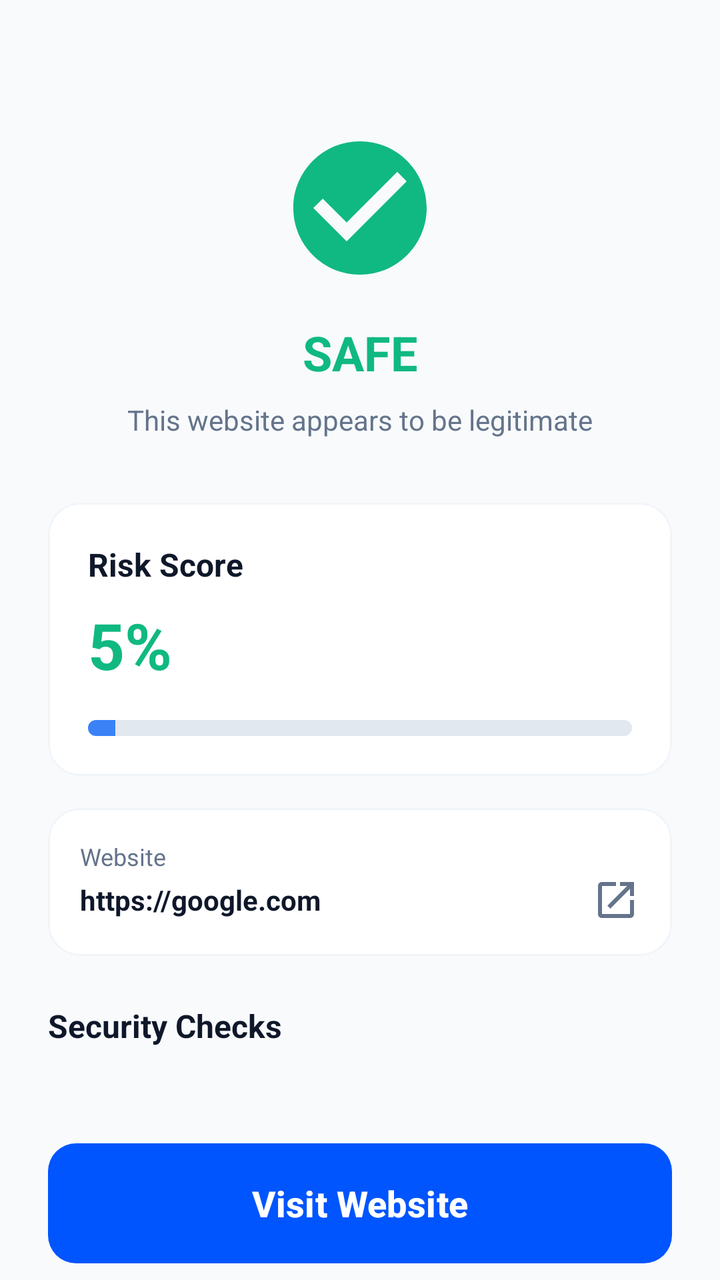
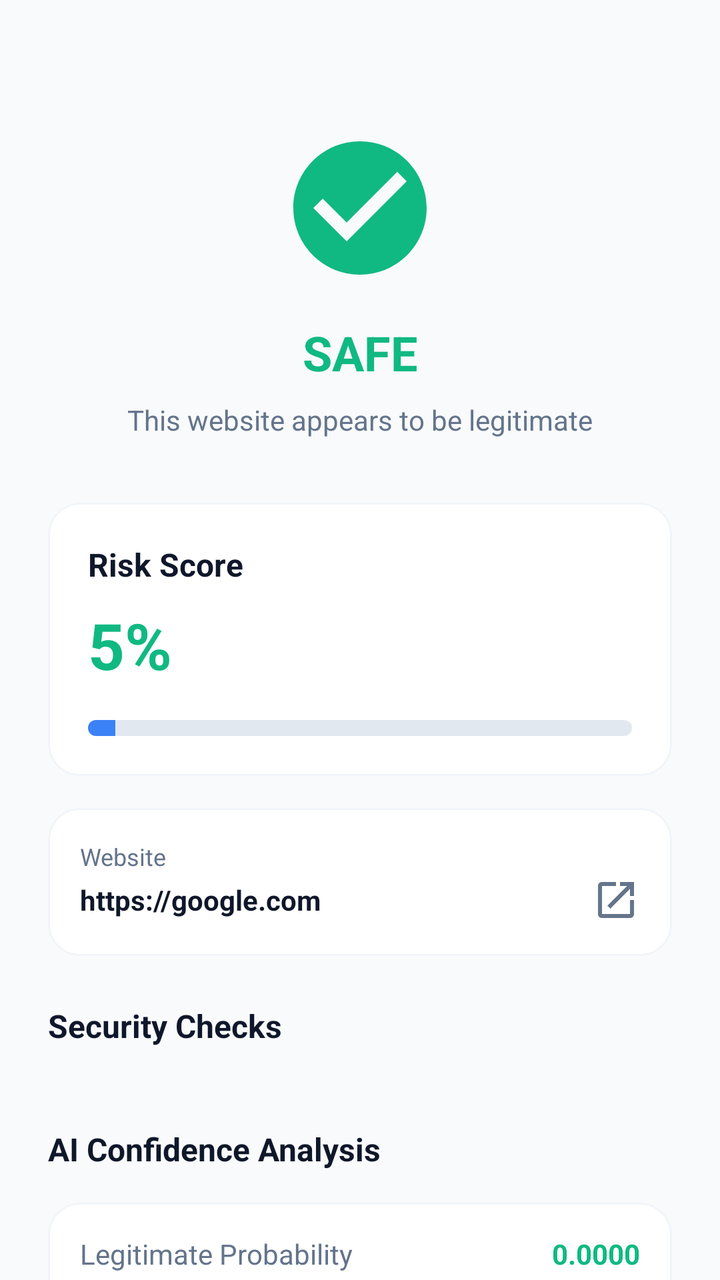

An Android layout rendered at two revisions. The XML below is the earlier revision; the diff shows what the commit changed to produce the second picture.
<!-- AndroidManifest.xml: application theme Theme.Safe -->
<!-- res/layout/activity_result.xml -->
<?xml version="1.0" encoding="utf-8"?>
<androidx.core.widget.NestedScrollView xmlns:android="http://schemas.android.com/apk/res/android"
    xmlns:app="http://schemas.android.com/apk/res-auto"
    android:layout_width="match_parent"
    android:layout_height="match_parent"
    android:background="#F8FAFC"
    android:fillViewport="true">

    <androidx.constraintlayout.widget.ConstraintLayout
        android:layout_width="match_parent"
        android:layout_height="wrap_content"
        android:padding="24dp">

        
        <ImageView
            android:id="@+id/ivResultIcon"
            android:layout_width="80dp"
            android:layout_height="80dp"
            android:layout_marginTop="40dp"
            android:src="@drawable/ic_check_circle"
            app:layout_constraintEnd_toEndOf="parent"
            app:layout_constraintStart_toStartOf="parent"
            app:layout_constraintTop_toTopOf="parent"
            app:tint="#10B981" />

        
        <TextView
            android:id="@+id/tvResultStatus"
            android:layout_width="wrap_content"
            android:layout_height="wrap_content"
            android:layout_marginTop="16dp"
            android:text="SAFE"
            android:textColor="#10B981"
            android:textSize="24sp"
            android:textStyle="bold"
            app:layout_constraintEnd_toEndOf="parent"
            app:layout_constraintStart_toStartOf="parent"
            app:layout_constraintTop_toBottomOf="@id/ivResultIcon" />

        
        <TextView
            android:id="@+id/tvResultSubtitle"
            android:layout_width="wrap_content"
            android:layout_height="wrap_content"
            android:layout_marginTop="8dp"
            android:text="This website appears to be legitimate"
            android:textColor="#64748B"
            android:textSize="14sp"
            app:layout_constraintEnd_toEndOf="parent"
            app:layout_constraintStart_toStartOf="parent"
            app:layout_constraintTop_toBottomOf="@id/tvResultStatus" />

        
        <com.google.android.material.card.MaterialCardView
            android:id="@+id/cardRiskScore"
            android:layout_width="match_parent"
            android:layout_height="wrap_content"
            android:layout_marginTop="32dp"
            app:cardBackgroundColor="@color/white"
            app:cardCornerRadius="16dp"
            app:cardElevation="0dp"
            app:strokeColor="#F1F5F9"
            app:strokeWidth="1dp"
            app:layout_constraintTop_toBottomOf="@id/tvResultSubtitle">

            <LinearLayout
                android:layout_width="match_parent"
                android:layout_height="wrap_content"
                android:orientation="vertical"
                android:padding="20dp">

                <TextView
                    android:layout_width="wrap_content"
                    android:layout_height="wrap_content"
                    android:text="Risk Score"
                    android:textColor="#0F172A"
                    android:textSize="16sp"
                    android:textStyle="bold" />

                <TextView
                    android:id="@+id/tvRiskPercentage"
                    android:layout_width="wrap_content"
                    android:layout_height="wrap_content"
                    android:layout_marginTop="8dp"
                    android:text="5%"
                    android:textColor="#10B981"
                    android:textSize="32sp"
                    android:textStyle="bold" />

                <ProgressBar
                    android:id="@+id/pbRisk"
                    style="?android:attr/progressBarStyleHorizontal"
                    android:layout_width="match_parent"
                    android:layout_height="8dp"
                    android:layout_marginTop="16dp"
                    android:max="100"
                    android:progress="5"
                    android:progressDrawable="@drawable/custom_progress_bar" />

            </LinearLayout>
        </com.google.android.material.card.MaterialCardView>

        
        <com.google.android.material.card.MaterialCardView
            android:id="@+id/cardUrlInfo"
            android:layout_width="match_parent"
            android:layout_height="wrap_content"
            android:layout_marginTop="16dp"
            app:cardBackgroundColor="@color/white"
            app:cardCornerRadius="16dp"
            app:cardElevation="0dp"
            app:strokeColor="#F1F5F9"
            app:strokeWidth="1dp"
            app:layout_constraintTop_toBottomOf="@id/cardRiskScore">

            <androidx.constraintlayout.widget.ConstraintLayout
                android:layout_width="match_parent"
                android:layout_height="wrap_content"
                android:padding="16dp">

                <TextView
                    android:id="@+id/tvWebsiteLabel"
                    android:layout_width="wrap_content"
                    android:layout_height="wrap_content"
                    android:text="Website"
                    android:textColor="#64748B"
                    android:textSize="12sp"
                    app:layout_constraintStart_toStartOf="parent"
                    app:layout_constraintTop_toTopOf="parent" />

                <TextView
                    android:id="@+id/tvResultUrl"
                    android:layout_width="0dp"
                    android:layout_height="wrap_content"
                    android:layout_marginTop="4dp"
                    android:ellipsize="end"
                    android:maxLines="1"
                    android:text="https://google.com"
                    android:textColor="#0F172A"
                    android:textSize="14sp"
                    android:textStyle="bold"
                    app:layout_constraintEnd_toStartOf="@id/btnCopyUrl"
                    app:layout_constraintStart_toStartOf="parent"
                    app:layout_constraintTop_toBottomOf="@id/tvWebsiteLabel" />

                <ImageView
                    android:id="@+id/btnCopyUrl"
                    android:layout_width="24dp"
                    android:layout_height="24dp"
                    android:src="@drawable/ic_visit"
                    app:layout_constraintBottom_toBottomOf="@id/tvResultUrl"
                    app:layout_constraintEnd_toEndOf="parent"
                    app:layout_constraintTop_toTopOf="@id/tvResultUrl"
                    app:tint="#64748B" />

            </androidx.constraintlayout.widget.ConstraintLayout>
        </com.google.android.material.card.MaterialCardView>

        
        <TextView
            android:id="@+id/tvDetailsHeader"
            android:layout_width="wrap_content"
            android:layout_height="wrap_content"
            android:layout_marginTop="24dp"
            android:text="Security Checks"
            android:textColor="#0F172A"
            android:textSize="16sp"
            android:textStyle="bold"
            app:layout_constraintStart_toStartOf="parent"
            app:layout_constraintTop_toBottomOf="@id/cardUrlInfo" />

        <LinearLayout
            android:id="@+id/llResultChecklist"
            android:layout_width="match_parent"
            android:layout_height="wrap_content"
            android:layout_marginTop="16dp"
            android:orientation="vertical"
            app:layout_constraintTop_toBottomOf="@id/tvDetailsHeader" />

        
        <Button
            android:id="@+id/btnPrimaryAction"
            android:layout_width="match_parent"
            android:layout_height="60dp"
            android:layout_marginTop="32dp"
            android:background="@drawable/btn_primary"
            android:drawableStart="@drawable/ic_visit"
            android:paddingHorizontal="24dp"
            android:drawablePadding="12dp"
            android:text="Visit Website"
            android:textAllCaps="false"
            android:textColor="@color/white"
            android:textSize="18sp"
            android:textStyle="bold"
            app:backgroundTint="@null"
            app:layout_constraintTop_toBottomOf="@id/llResultChecklist" />

        <androidx.appcompat.widget.AppCompatButton
            android:id="@+id/btnSecondaryAction"
            android:layout_width="match_parent"
            android:layout_height="60dp"
            android:layout_marginTop="16dp"
            android:layout_marginBottom="24dp"
            android:background="@drawable/btn_secondary"
            android:text="Scan Another"
            android:textAllCaps="false"
            android:textColor="#64748B"
            android:textSize="16sp"
            android:textStyle="bold"
            app:layout_constraintBottom_toBottomOf="parent"
            app:layout_constraintTop_toBottomOf="@id/btnPrimaryAction"
            app:layout_goneMarginTop="32dp" />

    </androidx.constraintlayout.widget.ConstraintLayout>

</androidx.core.widget.NestedScrollView>
<!-- resources referenced by this layout -->
<resources>
  <color name="white">#FFFFFFFF</color>
  <!-- drawable btn_primary (drawable) -->
  <?xml version="1.0" encoding="utf-8"?>
  <shape xmlns:android="http://schemas.android.com/apk/res/android">
      <solid android:color="@color/primary_blue" />
      <corners android:radius="14dp" />
  </shape>
  <!-- drawable btn_secondary (drawable) -->
  <?xml version="1.0" encoding="utf-8"?>
  <shape xmlns:android="http://schemas.android.com/apk/res/android">
      <solid android:color="@color/white" />
      <stroke android:width="1dp" android:color="#E0E0E0" />
      <corners android:radius="12dp" />
  </shape>
  <!-- drawable custom_progress_bar (drawable) -->
  <?xml version="1.0" encoding="utf-8"?>
  <layer-list xmlns:android="http://schemas.android.com/apk/res/android">
      <item android:id="@android:id/background">
          <shape>
              <corners android:radius="5dp" />
              <solid android:color="#E2E8F0" />
          </shape>
      </item>
      <item android:id="@android:id/progress">
          <clip>
              <shape>
                  <corners android:radius="5dp" />
                  <solid android:color="#3B82F6" />
              </shape>
          </clip>
      </item>
  </layer-list>
  <!-- drawable ic_check_circle (drawable) -->
  <vector xmlns:android="http://schemas.android.com/apk/res/android"
      android:width="24dp"
      android:height="24dp"
      android:viewportWidth="24"
      android:viewportHeight="24">
      <path
          android:fillColor="#10B981"
          android:pathData="M12,2C6.48,2 2,6.48 2,12s4.48,10 10,10 10,-4.48 10,-10S17.52,2 12,2zm-2,15l-5,-5 1.41,-1.41L10,14.17l7.59,-7.59L19,8l-9,9z"/>
  </vector>
  <!-- drawable ic_visit (drawable) -->
  <vector xmlns:android="http://schemas.android.com/apk/res/android"
      android:width="24dp"
      android:height="24dp"
      android:viewportWidth="24"
      android:viewportHeight="24">
      <path
          android:fillColor="#FFFFFF"
          android:pathData="M19,19H5V5h7V3H5c-1.11,0 -2,0.9 -2,2v14c0,1.1 0.89,2 2,2h14c1.1,0 2,-0.9 2,-2v-7h-2v7zM14,3v2h3.59l-9.83,9.83 1.41,1.41L19,6.41V10h2V3h-7z"/>
  </vector>
  <style name="Theme.Safe" parent="Base.Theme.Safe" />
  <color name="primary_blue">#0055FF</color>
  <style name="Base.Theme.Safe" parent="Theme.Material3.DayNight.NoActionBar">
          
          
      </style>
</resources>

<!-- the commit's change to res/layout/activity_result.xml (unified diff, before → after) -->
@@ -178,6 +178,99 @@
             app:layout_constraintTop_toBottomOf="@id/tvDetailsHeader" />
 
         
+        <TextView
+            android:id="@+id/tvAiHeader"
+            android:layout_width="wrap_content"
+            android:layout_height="wrap_content"
+            android:layout_marginTop="24dp"
+            android:text="AI Confidence Analysis"
+            android:textColor="#0F172A"
+            android:textSize="16sp"
+            android:textStyle="bold"
+            app:layout_constraintStart_toStartOf="parent"
+            app:layout_constraintTop_toBottomOf="@id/llResultChecklist" />
+
+        <com.google.android.material.card.MaterialCardView
+            android:id="@+id/cardAiConfidence"
+            android:layout_width="match_parent"
+            android:layout_height="wrap_content"
+            android:layout_marginTop="16dp"
+            app:cardBackgroundColor="@color/white"
+            app:cardCornerRadius="16dp"
+            app:cardElevation="0dp"
+            app:strokeColor="#F1F5F9"
+            app:strokeWidth="1dp"
+            app:layout_constraintTop_toBottomOf="@id/tvAiHeader">
+
+            <LinearLayout
+                android:layout_width="match_parent"
+                android:layout_height="wrap_content"
+                android:orientation="vertical"
+                android:padding="16dp">
+
+                <LinearLayout
+                    android:layout_width="match_parent"
+                    android:layout_height="wrap_content"
+                    android:orientation="horizontal">
+                    <TextView
+                        android:layout_width="0dp"
+                        android:layout_height="wrap_content"
+                        android:layout_weight="1"
+                        android:text="Legitimate Probability"
+                        android:textColor="#64748B"
+                        android:textSize="14sp" />
+                    <TextView
+                        android:id="@+id/tvLegitProb"
+                        android:layout_width="wrap_content"
+                        android:layout_height="wrap_content"
+                        android:text="0.0000"
+                        android:textColor="#10B981"
+                        android:textStyle="bold" />
+                </LinearLayout>
+
+                <ProgressBar
+                    android:id="@+id/pbLegit"
+                    style="?android:attr/progressBarStyleHorizontal"
+                    android:layout_width="match_parent"
+                    android:layout_height="4dp"
+                    android:layout_marginTop="8dp"
+                    android:max="100"
+                    android:progressDrawable="@drawable/custom_progress_bar" />
+
+                <LinearLayout
+                    android:layout_width="match_parent"
+                    android:layout_height="wrap_content"
+                    android:layout_marginTop="16dp"
+                    android:orientation="horizontal">
+                    <TextView
+                        android:layout_width="0dp"
+                        android:layout_height="wrap_content"
+                        android:layout_weight="1"
+                        android:text="Phishing Probability"
+                        android:textColor="#64748B"
+                        android:textSize="14sp" />
+                    <TextView
+                        android:id="@+id/tvPhishProb"
+                        android:layout_width="wrap_content"
+                        android:layout_height="wrap_content"
+                        android:text="0.0000"
+                        android:textColor="#EF4444"
+                        android:textStyle="bold" />
+                </LinearLayout>
+
+                <ProgressBar
+                    android:id="@+id/pbPhish"
+                    style="?android:attr/progressBarStyleHorizontal"
+                    android:layout_width="match_parent"
+                    android:layout_height="4dp"
+                    android:layout_marginTop="8dp"
+                    android:max="100"
+                    android:progressDrawable="@drawable/custom_progress_bar_red" />
+
+            </LinearLayout>
+        </com.google.android.material.card.MaterialCardView>
+
+        
         <Button
             android:id="@+id/btnPrimaryAction"
             android:layout_width="match_parent"
@@ -193,7 +286,7 @@
             android:textSize="18sp"
             android:textStyle="bold"
             app:backgroundTint="@null"
-            app:layout_constraintTop_toBottomOf="@id/llResultChecklist" />
+            app:layout_constraintTop_toBottomOf="@id/cardAiConfidence" />
 
         <androidx.appcompat.widget.AppCompatButton
             android:id="@+id/btnSecondaryAction"
<!-- resource entries referenced after the edit -->
@@ -32,6 +32,24 @@
           </clip>
       </item>
   </layer-list>
+  <!-- drawable custom_progress_bar_red (drawable) -->
+  <?xml version="1.0" encoding="utf-8"?>
+  <layer-list xmlns:android="http://schemas.android.com/apk/res/android">
+      <item android:id="@android:id/background">
+          <shape>
+              <corners android:radius="5dp" />
+              <solid android:color="#E2E8F0" />
+          </shape>
+      </item>
+      <item android:id="@android:id/progress">
+          <clip>
+              <shape>
+                  <corners android:radius="5dp" />
+                  <solid android:color="#EF4444" />
+              </shape>
+          </clip>
+      </item>
+  </layer-list>
   <!-- drawable ic_check_circle (drawable) -->
   <vector xmlns:android="http://schemas.android.com/apk/res/android"
       android:width="24dp"
